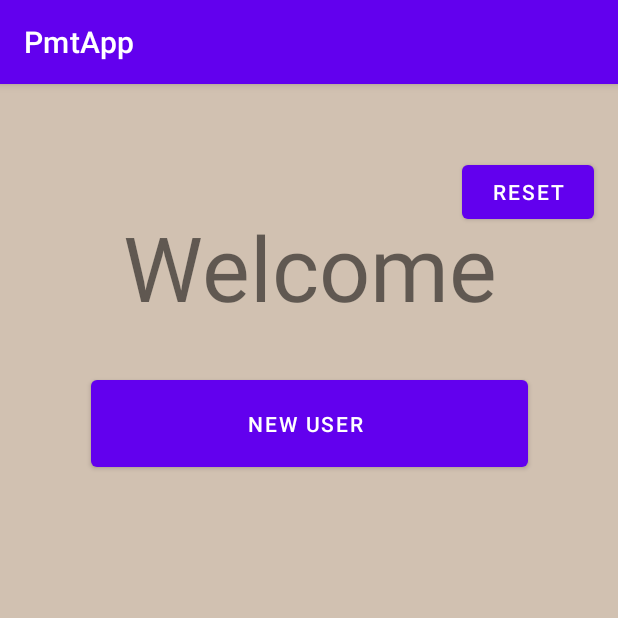
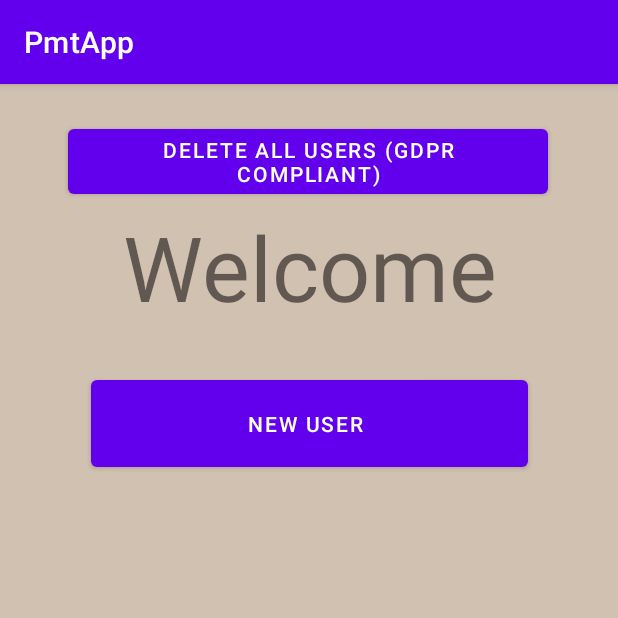
Before and after one commit to AdamBaish/PmtApp, an Android app: the screen it shows after launch (UserSelectionActivity), on a phone screen of 412 x 824 dp, the top half of it. Run offline under Robolectric (Android 15) with nearby library versions, the phone set to English and light mode, and no system bars.

Commit message:
Renamed button to make it clear it is GDPR compliant

```diff
--- a/app/src/main/res/layout/activity_user_selection.xml
+++ b/app/src/main/res/layout/activity_user_selection.xml
@@ -68,10 +68,11 @@
         android:id="@+id/resetButton"
         android:layout_width="wrap_content"
         android:layout_height="wrap_content"
-        android:layout_marginTop="48dp"
-        android:layout_marginEnd="16dp"
-        android:text="RESET"
+        android:layout_marginTop="24dp"
+        android:text="Delete all users (GDPR compliant)"
         app:layout_constraintEnd_toEndOf="parent"
+        app:layout_constraintHorizontal_bias="0.494"
+        app:layout_constraintStart_toStartOf="parent"
         app:layout_constraintTop_toTopOf="parent" />
 
 </androidx.constraintlayout.widget.ConstraintLayout>
```
